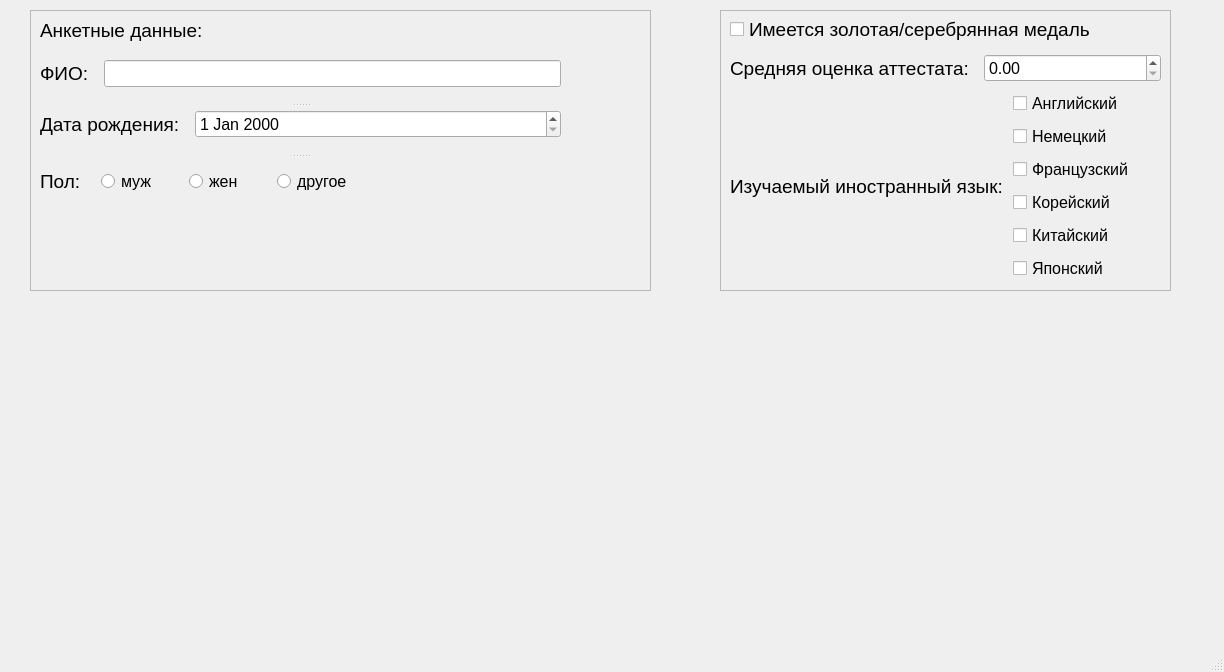
This is ZhikharevVar8/mainwindow.ui in LowArtem/QtProject as Qt 5 draws it before an edit. The edited form follows.
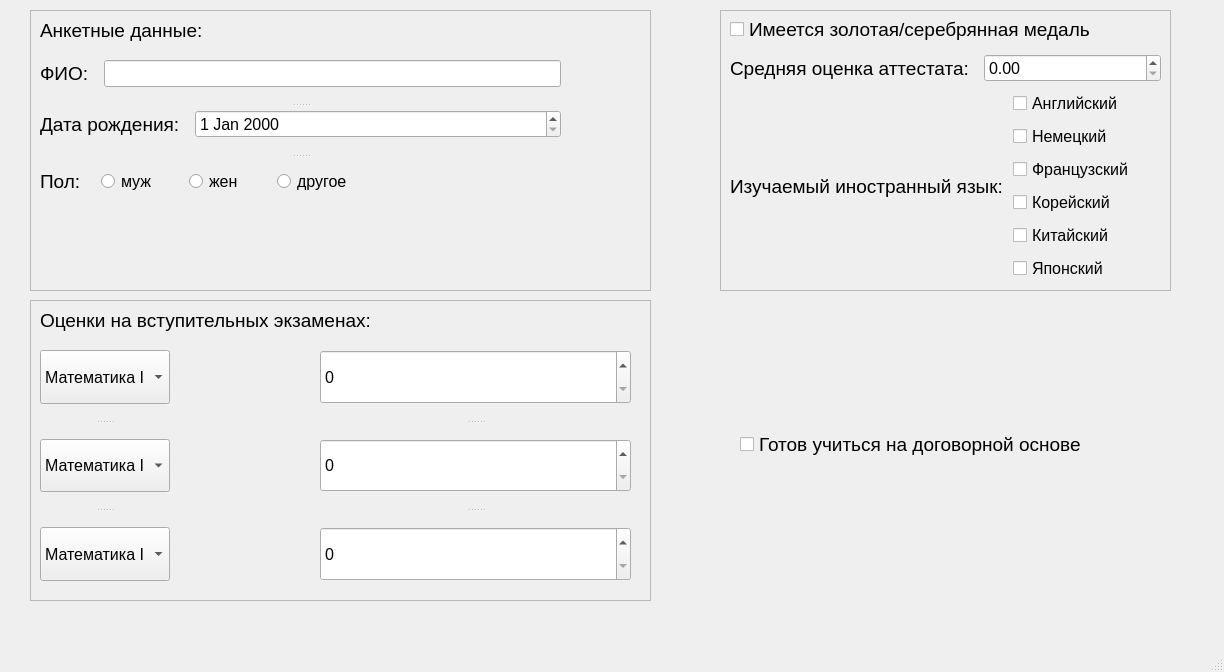
This is the edited form. Icons and pictures are not drawn.

Commit message: Add field ExamData in UI

```diff
--- a/ZhikharevVar8/mainwindow.ui
+++ b/ZhikharevVar8/mainwindow.ui
@@ -341,6 +341,189 @@
      </layout>
     </widget>
    </widget>
+   <widget class="QFrame" name="examFrame">
+    <property name="geometry">
+     <rect>
+      <x>30</x>
+      <y>300</y>
+      <width>621</width>
+      <height>301</height>
+     </rect>
+    </property>
+    <property name="frameShape">
+     <enum>QFrame::StyledPanel</enum>
+    </property>
+    <property name="frameShadow">
+     <enum>QFrame::Plain</enum>
+    </property>
+    <widget class="QLabel" name="examScoreLabel">
+     <property name="geometry">
+      <rect>
+       <x>10</x>
+       <y>10</y>
+       <width>351</width>
+       <height>21</height>
+      </rect>
+     </property>
+     <property name="font">
+      <font>
+       <family>Tahoma</family>
+       <pointsize>14</pointsize>
+      </font>
+     </property>
+     <property name="text">
+      <string>Оценки на вступительных экзаменах:</string>
+     </property>
+    </widget>
+    <widget class="QWidget" name="">
+     <property name="geometry">
+      <rect>
+       <x>10</x>
+       <y>50</y>
+       <width>591</width>
+       <height>231</height>
+      </rect>
+     </property>
+     <layout class="QFormLayout" name="formLayout_5">
+      <property name="horizontalSpacing">
+       <number>150</number>
+      </property>
+      <item row="0" column="0">
+       <widget class="QSplitter" name="splitter_2">
+        <property name="sizePolicy">
+         <sizepolicy hsizetype="Maximum" vsizetype="Expanding">
+          <horstretch>0</horstretch>
+          <verstretch>0</verstretch>
+         </sizepolicy>
+        </property>
+        <property name="orientation">
+         <enum>Qt::Vertical</enum>
+        </property>
+        <property name="handleWidth">
+         <number>35</number>
+        </property>
+        <widget class="QComboBox" name="lessonCB_1">
+         <item>
+          <property name="text">
+           <string>Математика I</string>
+          </property>
+         </item>
+         <item>
+          <property name="text">
+           <string>Математика II</string>
+          </property>
+         </item>
+         <item>
+          <property name="text">
+           <string>Физика</string>
+          </property>
+         </item>
+         <item>
+          <property name="text">
+           <string>Физика II</string>
+          </property>
+         </item>
+         <item>
+          <property name="text">
+           <string>Русский язык</string>
+          </property>
+         </item>
+        </widget>
+        <widget class="QComboBox" name="lessonCB_2">
+         <item>
+          <property name="text">
+           <string>Математика I</string>
+          </property>
+         </item>
+         <item>
+          <property name="text">
+           <string>Математика II</string>
+          </property>
+         </item>
+         <item>
+          <property name="text">
+           <string>Физика</string>
+          </property>
+         </item>
+         <item>
+          <property name="text">
+           <string>Физика II</string>
+          </property>
+         </item>
+         <item>
+          <property name="text">
+           <string>Русский язык</string>
+          </property>
+         </item>
+        </widget>
+        <widget class="QComboBox" name="lessonCB_3">
+         <item>
+          <property name="text">
+           <string>Математика I</string>
+          </property>
+         </item>
+         <item>
+          <property name="text">
+           <string>Математика II</string>
+          </property>
+         </item>
+         <item>
+          <property name="text">
+           <string>Физика</string>
+          </property>
+         </item>
+         <item>
+          <property name="text">
+           <string>Физика II</string>
+          </property>
+         </item>
+         <item>
+          <property name="text">
+           <string>Русский язык</string>
+          </property>
+         </item>
+        </widget>
+       </widget>
+      </item>
+      <item row="0" column="1">
+       <widget class="QSplitter" name="splitter_3">
+        <property name="orientation">
+         <enum>Qt::Vertical</enum>
+        </property>
+        <property name="handleWidth">
+         <number>35</number>
+        </property>
+        <widget class="QSpinBox" name="scoreSB_1">
+         <property name="maximum">
+          <number>100</number>
+         </property>
+        </widget>
+        <widget class="QSpinBox" name="scoreSB_2"/>
+        <widget class="QSpinBox" name="scoreSB_3"/>
+       </widget>
+      </item>
+     </layout>
+    </widget>
+   </widget>
+   <widget class="QCheckBox" name="contractCheckB">
+    <property name="geometry">
+     <rect>
+      <x>740</x>
+      <y>430</y>
+      <width>429</width>
+      <height>29</height>
+     </rect>
+    </property>
+    <property name="font">
+     <font>
+      <family>Tahoma</family>
+      <pointsize>14</pointsize>
+     </font>
+    </property>
+    <property name="text">
+     <string>Готов учиться на договорной основе</string>
+    </property>
+   </widget>
   </widget>
   <widget class="QMenuBar" name="menubar">
    <property name="geometry">
```
Left out of the diff: 2 changed lines with no effect on the pictures.
